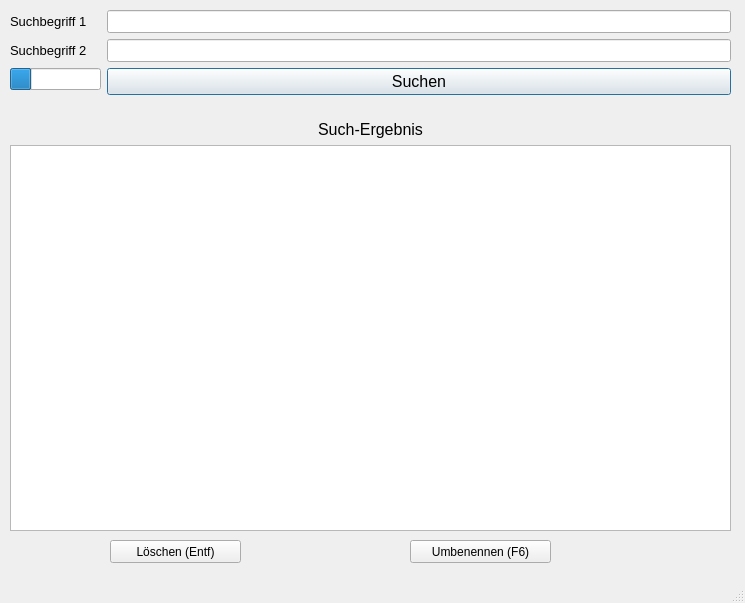
This is VidSuchUI3.ui in ruegi/vidsuch as Qt 5 draws it before an edit. The edited form follows.
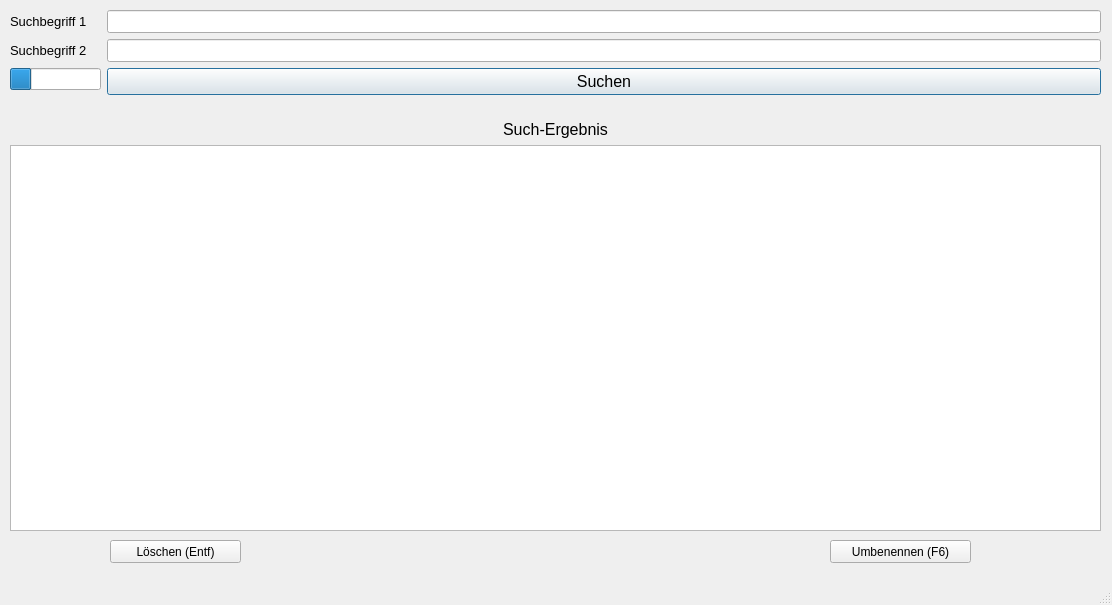
This is the edited form. Icons and pictures are not drawn.

Commit message: Neue Version mit 3 neuen Buttons (Rename, Delete, Exit) und größerem Fenster

```diff
--- a/VidSuchUI3.ui
+++ b/VidSuchUI3.ui
@@ -6,8 +6,8 @@
    <rect>
     <x>0</x>
     <y>0</y>
-    <width>745</width>
-    <height>603</height>
+    <width>1112</width>
+    <height>605</height>
    </rect>
   </property>
   <property name="windowTitle">
@@ -23,7 +23,7 @@
      <rect>
       <x>10</x>
       <y>10</y>
-      <width>721</width>
+      <width>1091</width>
       <height>105</height>
      </rect>
     </property>
@@ -111,7 +111,7 @@
      <rect>
       <x>10</x>
       <y>120</y>
-      <width>721</width>
+      <width>1091</width>
       <height>411</height>
      </rect>
     </property>
@@ -161,7 +161,7 @@
    <widget class="QPushButton" name="btnRen">
     <property name="geometry">
      <rect>
-      <x>410</x>
+      <x>830</x>
       <y>540</y>
       <width>141</width>
       <height>23</height>
```
Left out of the diff: 2 changed lines with no effect on the pictures. The commit also changes 5 other files.
